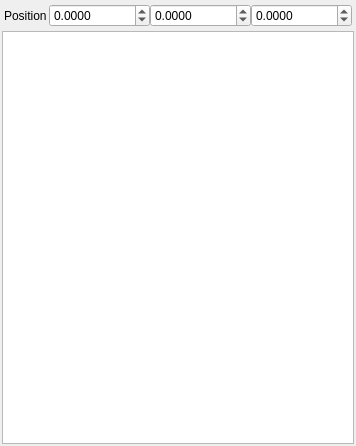
This is src/studio/property_view.ui in nem0/LumixEngine as Qt 5 draws it before an edit. The edited form follows.
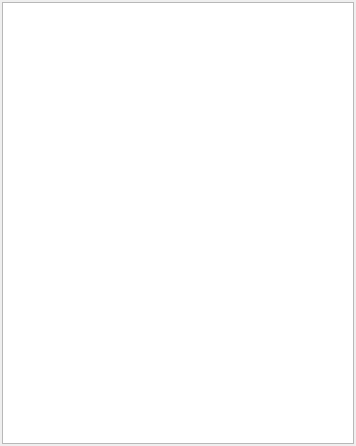
This is the edited form.

Patch:
```diff
--- a/src/studio/property_view.ui
+++ b/src/studio/property_view.ui
@@ -42,124 +42,6 @@
     <property name="bottomMargin">
      <number>2</number>
     </property>
-    <item>
-     <widget class="QWidget" name="widget_2" native="true">
-      <property name="sizePolicy">
-       <sizepolicy hsizetype="Ignored" vsizetype="Maximum">
-        <horstretch>0</horstretch>
-        <verstretch>0</verstretch>
-       </sizepolicy>
-      </property>
-      <layout class="QFormLayout" name="formLayout">
-       <property name="fieldGrowthPolicy">
-        <enum>QFormLayout::AllNonFixedFieldsGrow</enum>
-       </property>
-       <property name="horizontalSpacing">
-        <number>2</number>
-       </property>
-       <property name="verticalSpacing">
-        <number>2</number>
-       </property>
-       <property name="leftMargin">
-        <number>2</number>
-       </property>
-       <property name="topMargin">
-        <number>2</number>
-       </property>
-       <property name="rightMargin">
-        <number>2</number>
-       </property>
-       <property name="bottomMargin">
-        <number>2</number>
-       </property>
-       <item row="1" column="0">
-        <widget class="QLabel" name="label">
-         <property name="text">
-          <string>Position</string>
-         </property>
-        </widget>
-       </item>
-       <item row="1" column="1">
-        <widget class="QWidget" name="widget_4" native="true">
-         <layout class="QHBoxLayout" name="horizontalLayout_2">
-          <property name="spacing">
-           <number>0</number>
-          </property>
-          <property name="leftMargin">
-           <number>0</number>
-          </property>
-          <property name="topMargin">
-           <number>0</number>
-          </property>
-          <property name="rightMargin">
-           <number>0</number>
-          </property>
-          <property name="bottomMargin">
-           <number>0</number>
-          </property>
-          <item>
-           <widget class="QDoubleSpinBox" name="positionX">
-            <property name="sizePolicy">
-             <sizepolicy hsizetype="Maximum" vsizetype="Maximum">
-              <horstretch>0</horstretch>
-              <verstretch>0</verstretch>
-             </sizepolicy>
-            </property>
-            <property name="decimals">
-             <number>4</number>
-            </property>
-            <property name="minimum">
-             <double>-999999.000000000000000</double>
-            </property>
-            <property name="maximum">
-             <double>999999.000000000000000</double>
-            </property>
-           </widget>
-          </item>
-          <item>
-           <widget class="QDoubleSpinBox" name="positionY">
-            <property name="sizePolicy">
-             <sizepolicy hsizetype="Maximum" vsizetype="Maximum">
-              <horstretch>0</horstretch>
-              <verstretch>0</verstretch>
-             </sizepolicy>
-            </property>
-            <property name="decimals">
-             <number>4</number>
-            </property>
-            <property name="minimum">
-             <double>-999999.000000000000000</double>
-            </property>
-            <property name="maximum">
-             <double>999999.000000000000000</double>
-            </property>
-           </widget>
-          </item>
-          <item>
-           <widget class="QDoubleSpinBox" name="positionZ">
-            <property name="sizePolicy">
-             <sizepolicy hsizetype="Maximum" vsizetype="Maximum">
-              <horstretch>0</horstretch>
-              <verstretch>0</verstretch>
-             </sizepolicy>
-            </property>
-            <property name="decimals">
-             <number>4</number>
-            </property>
-            <property name="minimum">
-             <double>-999999.000000000000000</double>
-            </property>
-            <property name="maximum">
-             <double>999999.000000000000000</double>
-            </property>
-           </widget>
-          </item>
-         </layout>
-        </widget>
-       </item>
-      </layout>
-     </widget>
-    </item>
     <item>
      <widget class="QTreeView" name="treeView">
       <property name="sizePolicy">
```
